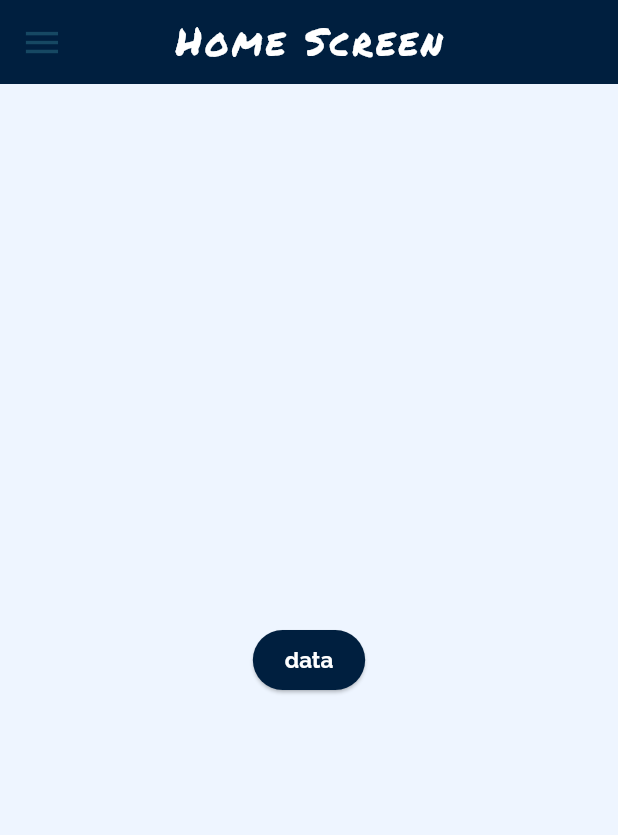
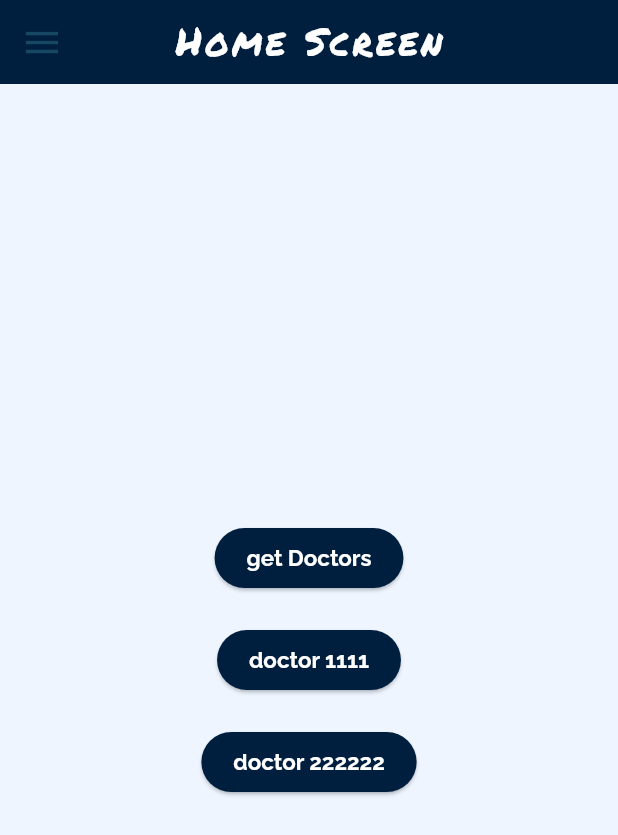
Before and after one commit to YousabSefeen/code_quests, a Flutter app: the DoctorListViewScreen screen opened by its route, on a phone screen of 412 x 824 dp. Shown: the top 835 px of the screen. Run offline on Flutter 3.47's test engine with Material 3 defaults, Android fonts, the phone set to English and light mode, and no system bars; our stand-ins replace animate_do, bloc, cached_network_image, cloud_firestore, dartz, firebase_auth and 10 more; accounts and stored records are empty.

Commit message:
initial setup for Doctor List View logic test one

```diff
--- /dev/null
+++ b/lib/features/doctor_list/data/models/doctor_list_model.dart
@@ -0,0 +1,18 @@
+import 'package:json_annotation/json_annotation.dart';
+
+import '../../../doctor_profile/data/models/doctor_model.dart';
+
+part 'doctor_list_model.g.dart';
+
+@JsonSerializable()
+class DoctorListModel {
+  final String doctorId;
+  final DoctorModel doctorModel;
+
+  DoctorListModel({required this.doctorId, required this.doctorModel});
+
+  factory DoctorListModel.fromJson(Map<String, dynamic> json) =>
+      _$DoctorListModelFromJson(json);
+
+  Map<String, dynamic> toJson() => _$DoctorListModelToJson(this);
+}
--- a/lib/features/doctor_list/presentation/controller/cubit/doctor_list_cubit.dart
+++ b/lib/features/doctor_list/presentation/controller/cubit/doctor_list_cubit.dart
@@ -2,7 +2,7 @@ import 'package:cloud_firestore/cloud_firestore.dart';
 import 'package:flutter_bloc/flutter_bloc.dart';
 import 'package:flutter_task/features/doctor_list/presentation/controller/states/doctor_list_state.dart';
 
-import '../../../../doctor_profile/data/models/doctor_model.dart';
+import '../../../data/models/doctor_list_model.dart';
 import '../../../data/repository/doctor_list_repository.dart';
 
 class DoctorListCubit extends Cubit<DoctorListState> {
@@ -12,29 +12,38 @@ class DoctorListCubit extends Cubit<DoctorListState> {
   DoctorListCubit({required this.doctorListRepository})
       : super(DoctorListState.initial());
 
-  //TODO ********************************************************************************************************************************
-  List<DoctorModel> doctors = [];
+
+  List<DoctorListModel> doctors = [];
 
   Future<void>  getDoctors()async{
     try {
 
-      final QuerySnapshot<Map<String, dynamic>> doctorsSnapshot =
+      // final QuerySnapshot<Map<String, dynamic>> doctorsSnapshot =
+      // await FirebaseFirestore.instance.collection('doctors').get();
+
+      // for (var doc in doctorsSnapshot.docs) {
+      //
+      // }
+      final QuerySnapshot<Map<String, dynamic>> snapshot =
       await FirebaseFirestore.instance.collection('doctors').get();
 
-      for (var doc in doctorsSnapshot.docs) {
-print('object  ${doc.id}');
-      }
+      doctors = snapshot.docs.map((doc) {
 
-      //TODO New Test
-      // final QuerySnapshot<Map<String, dynamic>> snapshot =
-      // await FirebaseFirestore.instance.collection('doctors').get();
-      //
-      // doctors = snapshot.docs.map((doc) {
-      //   return DoctorModel.fromJson(doc.data());
-      // }).toList();
-      // print('Number One== \n ${doctors[0].fees} ');
+
+
+        final combinedData =  {
+
+          'doctorId': doc.id,
+          'doctorModel': doc.data(), // assuming you have a nested `UserModel user` field
+        };
+        return DoctorListModel.fromJson(combinedData);
+      }).toList();
+      //   print('Number One== \n ${doctors[0].fees} ');
+      print('doctorId == \n ${doctors[0].doctorId} ');
+      print('doctorModel== \n ${doctors[0].doctorModel.bio} ');
     }  catch (e) {
       print('DoctorProfileCubit.catch $e');
     }
   }
+
 }
--- a/lib/features/doctor_list/presentation/screen/doctor_list_view_screen.dart
+++ b/lib/features/doctor_list/presentation/screen/doctor_list_view_screen.dart
@@ -26,9 +26,42 @@ class _DoctorListViewScreenState extends State<DoctorListViewScreen> {
       appBar: AppBar(title: const Text('Home Screen')),
      // body:  const DoctorListView(),
       body:  Center(
-        child: ElevatedButton(onPressed: (){
-          context.read<DoctorListCubit>().getDoctors();
-        }, child: Text('data')),
+        child: Column(
+          mainAxisAlignment: MainAxisAlignment.center,
+          spacing: 20,
+          children: [
+
+
+
+         ElevatedButton(onPressed: ()async{
+           await  context.read<DoctorListCubit>().getDoctors();
+
+
+            }, child: Text('get Doctors')),
+
+            ElevatedButton(onPressed: ()async{
+
+
+                final doctors=  context.read<DoctorListCubit>().doctors;
+
+                print('******************************');
+
+                print(' ${doctors }');
+                print('******************************');
+                }, child: Text('doctor 1111')),
+
+            ElevatedButton(onPressed: ()async{
+
+
+              final doctors=  context.read<DoctorListCubit>().doctors;
+
+              print('******************************');
+              print(' ${doctors[1].doctorId}');
+              print(' ${doctors[1].doctorModel.name}');
+              print('******************************');
+            }, child: Text('doctor 222222')),
+          ],
+        ),
       ),
     );
   }
--- a/lib/features/doctor_profile/data/models/doctor_model.dart
+++ b/lib/features/doctor_profile/data/models/doctor_model.dart
@@ -27,7 +27,7 @@ class DoctorModel {
     required this.fees,
   });
   factory DoctorModel.fromJson(Map<String, dynamic> json) =>
-      _$DoctorProfileFromJson(json);
+      _$DoctorModelFromJson(json);
 
-  Map<String, dynamic> toJson() => _$DoctorProfileToJson(this);
+  Map<String, dynamic> toJson() => _$DoctorModelToJson(this);
 }
--- a/lib/features/doctor_profile/presentation/controller/cubit/doctor_profile_cubit.dart
+++ b/lib/features/doctor_profile/presentation/controller/cubit/doctor_profile_cubit.dart
@@ -2,6 +2,7 @@ import 'package:cloud_firestore/cloud_firestore.dart';
 import 'package:firebase_auth/firebase_auth.dart';
 
 import 'package:flutter_bloc/flutter_bloc.dart';
+import 'package:flutter_task/features/doctor_list/data/models/doctor_list_model.dart';
 
 
 import '../../../data/models/doctor_model.dart';
```
Also changed, not shown: lib/features/doctor_list/data/models/doctor_list_model.g.dart (added), lib/features/doctor_profile/data/models/doctor_model.g.dart.
